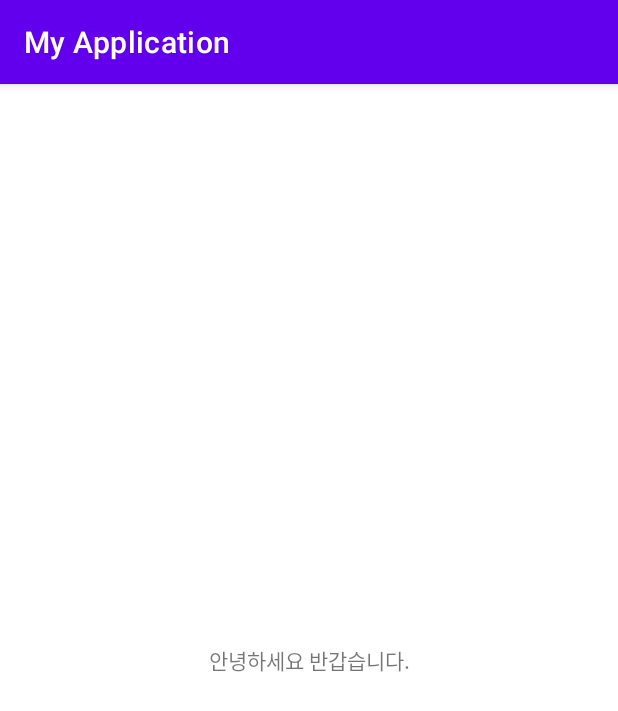
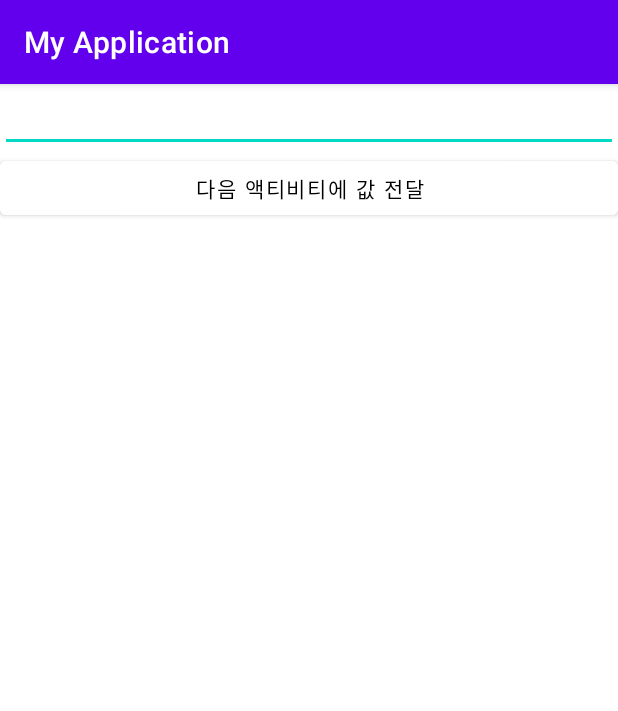
Before and after one commit to Luoonz/viewBinding, an Android app: the screen it shows after launch (MainActivity), on a phone screen of 412 x 824 dp. Shown: the top 711 px of the screen. Run offline under Robolectric (Android 15) with nearby library versions, the phone set to English and light mode, and no system bars.

Commit message:
view Binding teset

```diff
--- a/app/src/main/AndroidManifest.xml
+++ b/app/src/main/AndroidManifest.xml
@@ -10,6 +10,9 @@
         android:supportsRtl="true"
         android:theme="@style/Theme.MyApplication">
         <activity
+            android:name=".SecondActivity"
+            android:exported="false" />
+        <activity
             android:name=".MainActivity"
             android:exported="true">
             <intent-filter>
--- a/app/src/main/java/com/example/myapplication/MainActivity.kt
+++ b/app/src/main/java/com/example/myapplication/MainActivity.kt
@@ -1,33 +1,54 @@
 package com.example.myapplication
 
+import android.content.Intent
 import androidx.appcompat.app.AppCompatActivity
 import android.os.Bundle
 import com.example.myapplication.databinding.ActivityMainBinding
 
+//class MainActivity : AppCompatActivity() {
+//// 전역 변수로 바인딩 객체 선언
+//    private var mBinding: ActivityMainBinding? = null
+//    // 매번 null 체크를 할 필요 없이 편의성을 위해 바인딩 변수 재 선언
+//    private val binding get() = mBinding!!
+//
+//    override fun onCreate(savedInstanceState: Bundle?) {
+//        super.onCreate(savedInstanceState)
+//        // 기존 setContentView 를 제거해주시고..
+//        // setContentView(R.layout.activity_main)
+//        // 자동 생성된 뷰 바인딩 클래스에서의 inflate라는 메서드를 활용해서
+//        // 액티비티에서 사용할 바인딩 클래스의 인스턴스 생성
+//        mBinding = ActivityMainBinding.inflate(layoutInflater)
+//        // getRoot 메서드로 레이아웃 내부의 최상위 위치 뷰의 // 인스턴스를 활용하여 생성된 뷰를 액티비티에 표시 합니다.
+//        setContentView(binding.root)
+//        // 이제부터 binding 바인딩 변수를 활용하여 마음 껏 xml 파일 내의 뷰 id 접근이 가능해집니다.
+//        // 뷰 id도 파스칼케이스 + 카멜케이스의 네이밍규칙 적용으로 인해서 tv_message -> tvMessage 로 자동 변환 되었습니다.
+//        binding.tvMessage.setText("안녕하세요 반갑습니다.")
+//        binding.tvv.setText("가즈아아아아아")
+//    }
+//
+//    // 액티비티가 파괴될 때..
+//    override fun onDestroy() {
+//    // onDestroy 에서 binding class 인스턴스 참조를 정리해주어야 한다.
+//        mBinding = null
+//        super.onDestroy()
+//    }
+//}
+
 class MainActivity : AppCompatActivity() {
-// 전역 변수로 바인딩 객체 선언
-    private var mBinding: ActivityMainBinding? = null
-    // 매번 null 체크를 할 필요 없이 편의성을 위해 바인딩 변수 재 선언
-    private val binding get() = mBinding!!
+    private lateinit var binding: ActivityMainBinding //자동 생성됨 (뷰바인딩 사용하면 이렇게됨)
 
     override fun onCreate(savedInstanceState: Bundle?) {
         super.onCreate(savedInstanceState)
-        // 기존 setContentView 를 제거해주시고..
-        // setContentView(R.layout.activity_main)
-        // 자동 생성된 뷰 바인딩 클래스에서의 inflate라는 메서드를 활용해서
-        // 액티비티에서 사용할 바인딩 클래스의 인스턴스 생성
-        mBinding = ActivityMainBinding.inflate(layoutInflater)
-        // getRoot 메서드로 레이아웃 내부의 최상위 위치 뷰의 // 인스턴스를 활용하여 생성된 뷰를 액티비티에 표시 합니다.
-        setContentView(binding.root)
-        // 이제부터 binding 바인딩 변수를 활용하여 마음 껏 xml 파일 내의 뷰 id 접근이 가능해집니다.
-        // 뷰 id도 파스칼케이스 + 카멜케이스의 네이밍규칙 적용으로 인해서 tv_message -> tvMessage 로 자동 변환 되었습니다.
-        binding.tvMessage.setText("안녕하세요 반갑습니다.")
+        setContentView(R.layout.activity_main) //첫화면 표시
+        binding = ActivityMainBinding.inflate(layoutInflater) //클래스 객체화
+        val view = binding.root //객체화한 뷰
+        setContentView(view) // 뷰를 메모리상으로 올림(화면 표시)
+
+        binding.btnMain.setOnClickListener{ //클릭 이벤트 리스너
+            var intent= Intent(this, SecondActivity::class.java) //인텐트 정의 (현재, 목적지)
+            intent.putExtra("data",binding.edtMain.text.toString()) //인텐트에 데이터를 저장 (키-값 쌍)
+            startActivity(intent) //목적지 액티비티에 인텐트 전달
+        }
     }
 
-    // 액티비티가 파괴될 때..
-    override fun onDestroy() {
-    // onDestroy 에서 binding class 인스턴스 참조를 정리해주어야 한다.
-        mBinding = null
-        super.onDestroy()
-    }
 }
--- a/app/src/main/res/layout/activity_main.xml
+++ b/app/src/main/res/layout/activity_main.xml
@@ -1,18 +1,25 @@
 <?xml version="1.0" encoding="utf-8"?>
-<androidx.constraintlayout.widget.ConstraintLayout xmlns:android="http://schemas.android.com/apk/res/android"
+<LinearLayout xmlns:android="http://schemas.android.com/apk/res/android"
     xmlns:app="http://schemas.android.com/apk/res-auto"
     xmlns:tools="http://schemas.android.com/tools"
     android:layout_width="match_parent"
     android:layout_height="match_parent"
+    android:orientation="vertical"
     tools:context=".MainActivity">
 
-    <TextView
-        android:id="@+id/tv_message"
-        android:layout_width="wrap_content"
+    <EditText
+        android:id ="@+id/edt_main"
+        android:layout_width="match_parent"
         android:layout_height="wrap_content"
-        android:text="Hello World!"
-        app:layout_constraintBottom_toBottomOf="parent"
-        app:layout_constraintLeft_toLeftOf="parent"
-        app:layout_constraintRight_toRightOf="parent"
-        app:layout_constraintTop_toTopOf="parent" />
-</androidx.constraintlayout.widget.ConstraintLayout>
+        ></EditText>
+
+
+    <Button
+        android:id="@+id/btn_main"
+        android:layout_width="match_parent"
+        android:layout_height="wrap_content"
+        android:backgroundTint="@color/white"
+        android:text="다음 액티비티에 값 전달"
+        android:textColor="@color/black"></Button>
+
+</LinearLayout>
```
Also changed, not shown: app/src/main/java/com/example/myapplication/SecondActivity.kt (added, +17 -0 lines), app/src/main/res/layout/activity_second.xml (added, +16 -0 lines).
